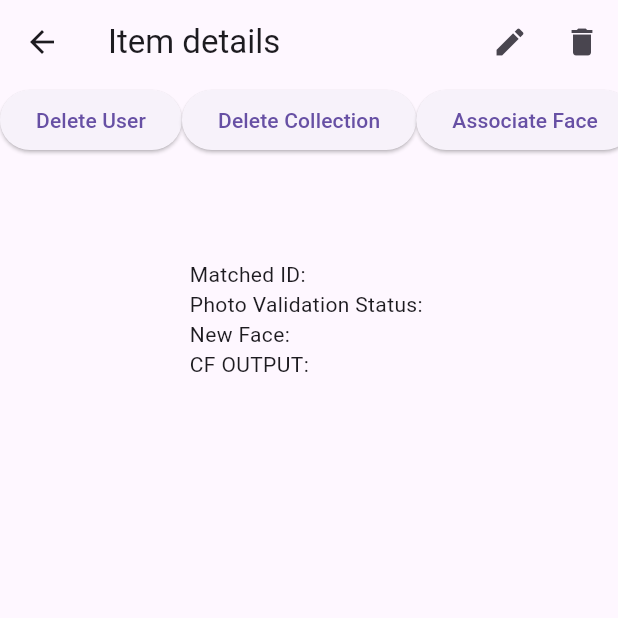
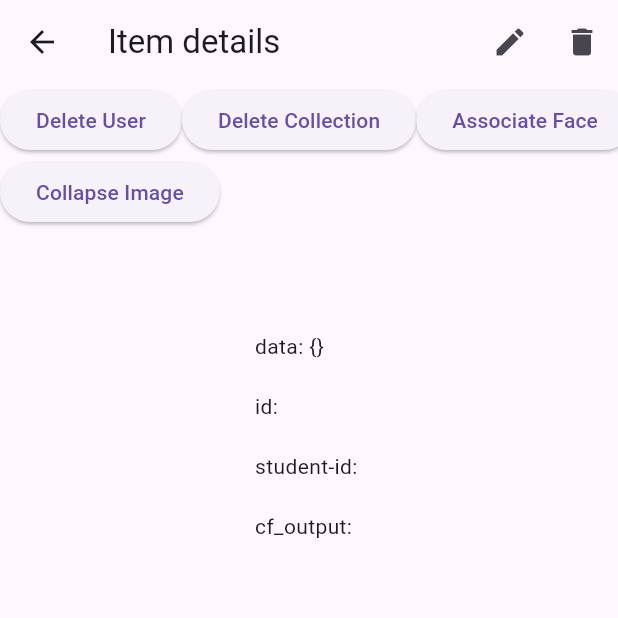
Before and after one commit to earlsab/here, a Flutter app: the ItemDetails screen opened directly with empty values, on a phone screen of 412 x 824 dp, the top half of it. Run offline on Flutter 3.47's test engine with Material 3 defaults, Android fonts, the phone set to English and light mode, and no system bars; our stand-ins replace camera, cloud_firestore, firebase_auth, firebase_core, firebase_storage, fluttertoast and 3 more; missing offline and left inert: google_mlkit_commons, google_mlkit_face_detection; accounts and stored records are empty.

Commit message:
working collapse

```diff
--- a/lib/screens/reusable-pages/details_item.dart
+++ b/lib/screens/reusable-pages/details_item.dart
@@ -3,11 +3,9 @@ import 'package:flutter/material.dart';
 import 'package:here/screens/reusable-pages/edit_item.dart';
 
 // FIXME: Broken when put in horizontal mode
-class ItemDetails extends StatelessWidget {
+class ItemDetails extends StatefulWidget {
   Map item;
   late DocumentReference _reference;
-  //_reference.get()  --> returns Future<DocumentSnapshot>
-  //_reference.snapshots() --> Stream<DocumentSnapshot>
   late Future<DocumentSnapshot>? _futureData;
   late dynamic? data;
   ItemDetails(this.item, {Key? key}) : super(key: key) {
@@ -25,6 +23,16 @@ class ItemDetails extends StatelessWidget {
   }
 
   @override
+  State<ItemDetails> createState() => _ItemDetailsState();
+}
+
+class _ItemDetailsState extends State<ItemDetails> {
+  var vertical;
+
+  final List<bool> _selected = <bool>[false, false];
+
+  bool isImageVisible = true;
+  @override
   Widget build(BuildContext context) {
     return Scaffold(
       appBar: AppBar(
@@ -33,22 +41,22 @@ class ItemDetails extends StatelessWidget {
           IconButton(
               onPressed: () {
                 //add the id to the map
-                data['id'] = item['id'];
+                widget.data['id'] = widget.item['id'];
 
-                Navigator.of(context).push(
-                    MaterialPageRoute(builder: (context) => EditItem(data)));
+                Navigator.of(context).push(MaterialPageRoute(
+                    builder: (context) => EditItem(widget.data)));
               },
               icon: Icon(Icons.edit)),
           IconButton(
               onPressed: () {
                 //Delete the item
-                _reference.delete();
+                widget._reference.delete();
               },
               icon: Icon(Icons.delete))
         ],
       ),
       body: StreamBuilder<DocumentSnapshot>(
-        stream: _reference.snapshots(),
+        stream: widget._reference.snapshots(),
         builder: (BuildContext context, AsyncSnapshot snapshot) {
           if (snapshot.hasError) {
             return Text('Some error occurred ${snapshot.error}');
@@ -60,7 +68,6 @@ class ItemDetails extends StatelessWidget {
             DocumentSnapshot documentSnapshot = snapshot.data;
             // data = documentSnapshot.data() as Map;
             if (documentSnapshot.exists) {
-              if (data != null && data is Map<dynamic, dynamic>) {
               return SingleChildScrollView(
                 child: Column(
                   children: [
@@ -72,7 +79,7 @@ class ItemDetails extends StatelessWidget {
                             ElevatedButton(
                               onPressed: () {
                                 // Handle button 1 press
-                                  _reference.update({
+                                widget._reference.update({
                                   'photo_validation_status':
                                       'for-processing-user-delete',
                                 });
@@ -81,7 +88,7 @@ class ItemDetails extends StatelessWidget {
                             ),
                             ElevatedButton(
                               onPressed: () {
-                                  _reference.update({
+                                widget._reference.update({
                                   'photo_validation_status':
                                       'for-processing-purge-collection',
                                 });
@@ -91,7 +98,7 @@ class ItemDetails extends StatelessWidget {
                             ),
                             ElevatedButton(
                               onPressed: () {
-                                  _reference.update({
+                                widget._reference.update({
                                   'photo_validation_status':
                                       'for-processing-user-associate',
                                 });
@@ -100,7 +107,7 @@ class ItemDetails extends StatelessWidget {
                             ),
                             ElevatedButton(
                               onPressed: () {
-                                  _reference.update({
+                                widget._reference.update({
                                   'photo_validation_status': 'for-processing',
                                 });
                               },
@@ -109,9 +116,34 @@ class ItemDetails extends StatelessWidget {
                           ],
                         ),
                       ),
-                      item['data'].containsKey('image')
-                          ? Image.network('${item['data']['image']}')
+
+                    Row(
+                      children: [
+                        // ...
+
+                        ElevatedButton(
+                          onPressed: () {
+                            setState(() {
+                              isImageVisible =
+                                  !isImageVisible; // Toggle the image visibility
+                            });
+                          },
+                          child: Text(isImageVisible
+                              ? 'Collapse Image'
+                              : 'Expand Image'), // Change button text based on image visibility
+                        ),
+                      ],
+                    ),
+
+                    // ...
+
+                    Visibility(
+                      visible:
+                          isImageVisible, // Control the visibility of the image
+                      child: widget.item['data'].containsKey('image')
+                          ? Image.network('${widget.item['data']['image']}')
                           : Container(),
+                    ),
                     SizedBox(
                       height: 20,
                     ),
@@ -131,20 +163,19 @@ class ItemDetails extends StatelessWidget {
                     Align(
                       alignment: Alignment.center,
                       child: Column(
+                        crossAxisAlignment: CrossAxisAlignment.start,
                         children: [
-                            Text('Matched ID: ${data['matched_id']}'),
-                            Text(
-                                'Photo Validation Status: ${data['photo_validation_status']}'),
-                            Text('New Face: ${data['new_face']}'),
-                            Text('CF OUTPUT: ${data['cf_output']}'),
+                          for (var key in data.keys)
+                            if (key != 'cf_output')
+                              Text('$key: ${data[key]}\n'),
+                          if (data.containsKey('cf_output'))
+                            Text('cf_output: ${data['cf_output']}\n')
                         ],
-                          crossAxisAlignment: CrossAxisAlignment.start,
                       ),
                     ),
                   ],
                 ),
               );
-              }
             }
           }
           return Center(child: CircularProgressIndicator());
```
Lines whose indentation alone changed are shown as unchanged.
